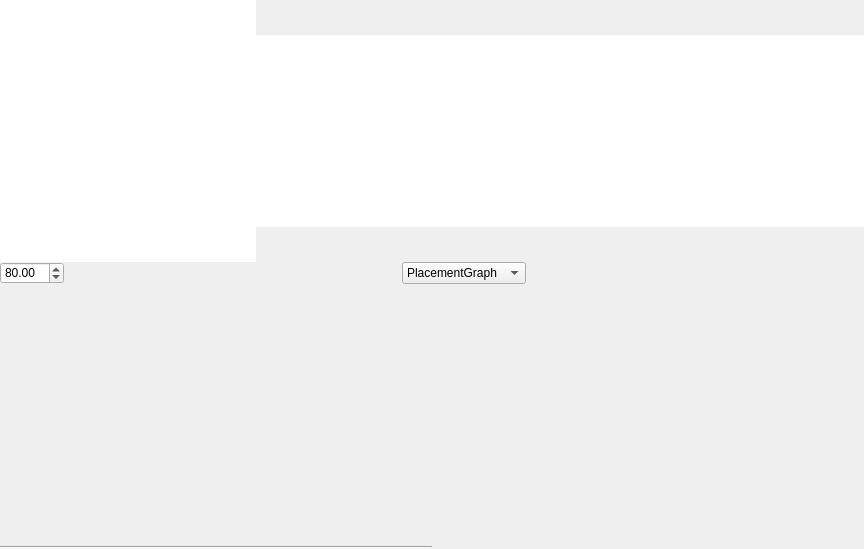
Old version of the form src/ui/league/leaguewindow.ui in the repository lbproductions/psnewmodel.
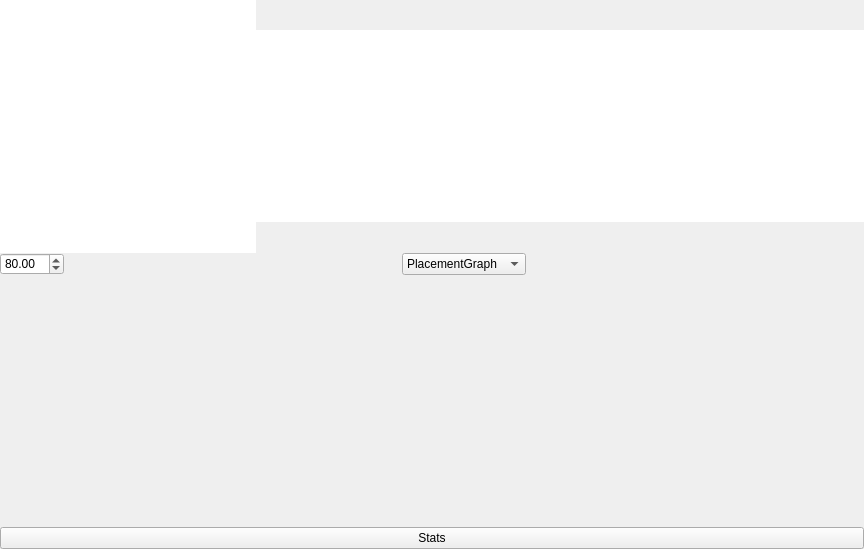
New version of the form. Icons and pictures are not drawn. Custom widgets are drawn as their Qt base class.

Diff of the .ui file:
```diff
--- a/src/ui/league/leaguewindow.ui
+++ b/src/ui/league/leaguewindow.ui
@@ -258,7 +258,7 @@
          <x>0</x>
          <y>0</y>
          <width>864</width>
-         <height>258</height>
+         <height>243</height>
         </rect>
        </property>
        <layout class="QHBoxLayout" name="horizontalLayout_3" stretch="0,0">
@@ -304,17 +304,20 @@
      </widget>
     </item>
     <item>
-     <layout class="QHBoxLayout" name="horizontalLayout_3">
+     <layout class="QVBoxLayout" name="verticalLayout">
       <item>
-       <widget class="Line" name="line">
-        <property name="orientation">
-         <enum>Qt::Horizontal</enum>
+       <widget class="QPushButton" name="pushButtonStats">
+        <property name="sizePolicy">
+         <sizepolicy hsizetype="Expanding" vsizetype="Fixed">
+          <horstretch>0</horstretch>
+          <verstretch>0</verstretch>
+         </sizepolicy>
+        </property>
+        <property name="text">
+         <string>Stats</string>
         </property>
        </widget>
       </item>
-      <item>
-       <widget class="GameStatsWidget" name="gameStatsWidget" native="true"/>
-      </item>
      </layout>
     </item>
    </layout>
@@ -338,12 +341,6 @@
    <extends>QWidget</extends>
    <header>ui/league/leaguegraphwidget.h</header>
   </customwidget>
-  <customwidget>
-   <class>GameStatsWidget</class>
-   <extends>QWidget</extends>
-   <header>ui/game/gamestatswidget.h</header>
-   <container>1</container>
-  </customwidget>
  </customwidgets>
  <resources/>
  <connections/>
```
